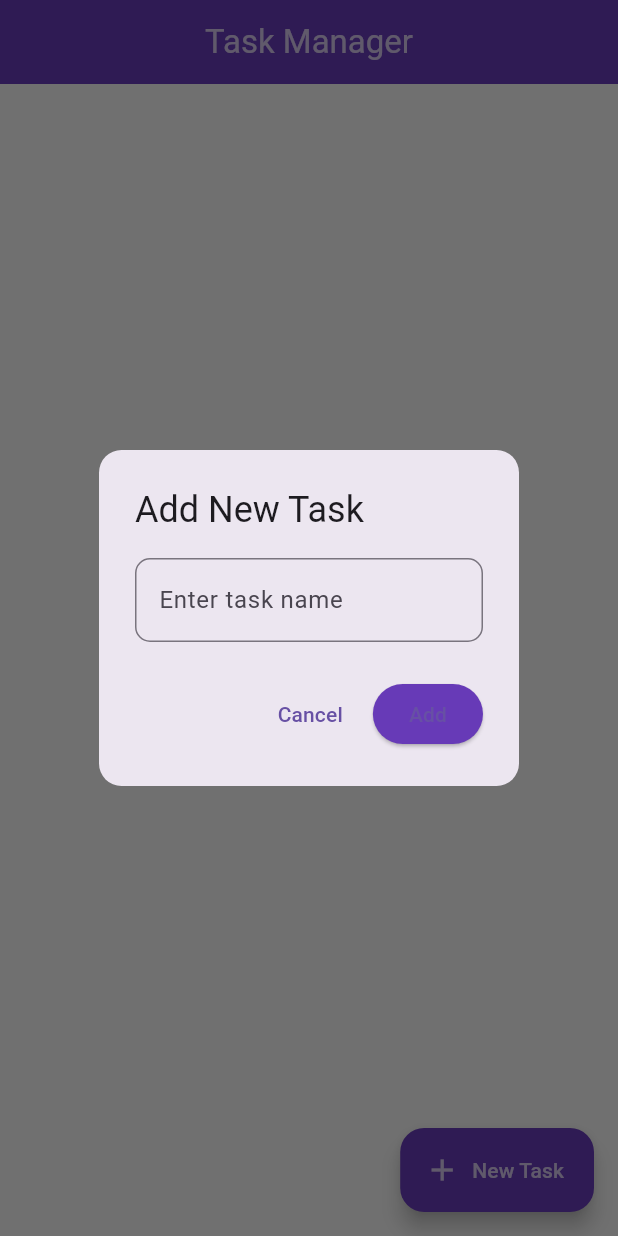
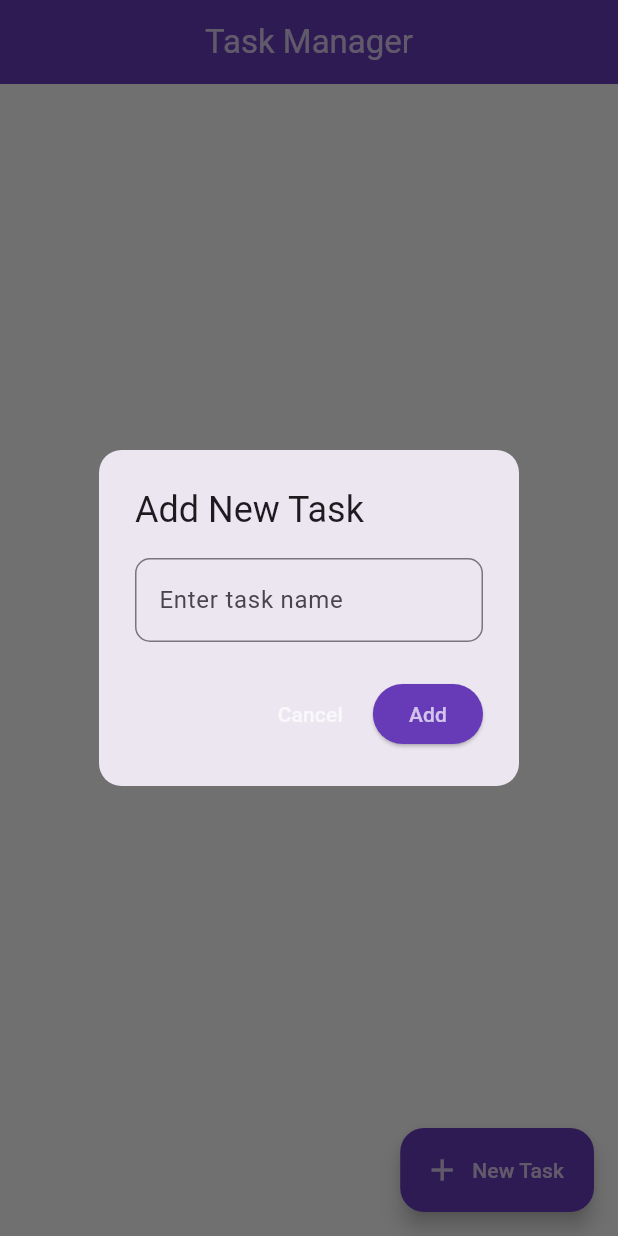
Before and after one commit to soykotrah12/it-way-bd-task_xtreen_task, a Flutter app: the screen it shows after launch, after a tap on "New Task", on a phone screen of 412 x 824 dp. Run offline on Flutter 3.47's test engine with Material 3 defaults, Android fonts, the phone set to English and light mode, and no system bars; network calls fail.

Commit message:
initial commit

```diff
--- a/lib/pages/home.dart
+++ b/lib/pages/home.dart
@@ -87,14 +87,14 @@ class HomeScreen extends StatelessWidget {
               ),
               actions: [
                 TextButton(
-                  child: Text("Cancel"),
+                  child: Text(style: TextStyle(color: Colors.white70),"Cancel"),
                   onPressed: () => Navigator.pop(context),
                 ),
                 ElevatedButton(
                   style: ElevatedButton.styleFrom(
                     backgroundColor: Colors.deepPurple,
                   ),
-                  child: Text("Add"),
+                  child: Text(style: TextStyle(color: Colors.white70),"Add"),
                   onPressed: () {
                     if (_controller.text.isNotEmpty) {
                       taskProvider.addTask(_controller.text);
--- a/lib/provider.dart
+++ b/lib/provider.dart
@@ -1,7 +1,8 @@
 import 'package:flutter/material.dart';
-
 import 'package:xtreem_task/api.dart';
 import 'package:xtreem_task/task.dart';
+
+
 class TaskProvider extends ChangeNotifier {
   List<Task> tasks = [];
   bool isLoading = false;
```
